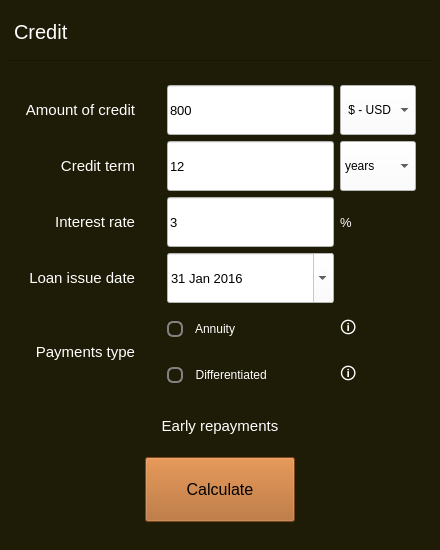
kossadda/C7_s21_SmartCalc, file src/s21_smartcalc/s21_credit.ui: the form before one commit.
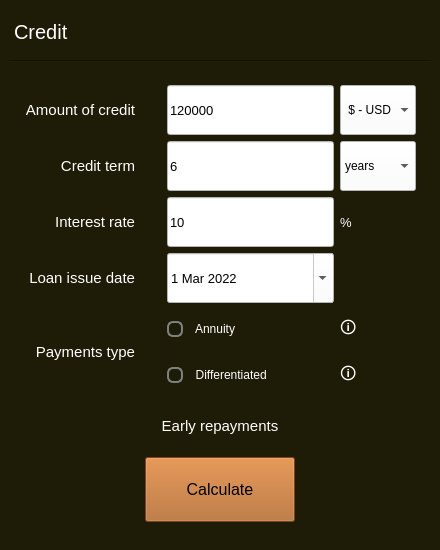
The form after the commit. Icons and pictures are not drawn.

```diff
--- a/src/s21_smartcalc/s21_credit.ui
+++ b/src/s21_smartcalc/s21_credit.ui
@@ -123,7 +123,7 @@
        </spacer>
       </item>
       <item row="3" column="3">
-       <widget class="QLabel" name="info_label_2">
+       <widget class="QLabel" name="percent_label">
         <property name="sizePolicy">
          <sizepolicy hsizetype="Fixed" vsizetype="Expanding">
           <horstretch>0</horstretch>
@@ -188,7 +188,7 @@
 background-color: rgb(255, 255, 255);</string>
         </property>
         <property name="text">
-         <string>3</string>
+         <string>10</string>
         </property>
         <property name="placeholderText">
          <string>Enter interest rate</string>
@@ -277,7 +277,7 @@
 background-color: rgb(255, 255, 255);</string>
         </property>
         <property name="text">
-         <string>12</string>
+         <string>6</string>
         </property>
         <property name="placeholderText">
          <string>Enter the loan term</string>
@@ -467,7 +467,7 @@
        </widget>
       </item>
       <item row="6" column="3">
-       <widget class="QLabel" name="info_label_4">
+       <widget class="QLabel" name="info_label_2">
         <property name="sizePolicy">
          <sizepolicy hsizetype="Fixed" vsizetype="Fixed">
           <horstretch>0</horstretch>
@@ -610,7 +610,7 @@
 background-color: rgb(255, 255, 255);</string>
         </property>
         <property name="text">
-         <string>800</string>
+         <string>120000</string>
         </property>
         <property name="placeholderText">
          <string>Enter loan amount</string>
@@ -648,7 +648,7 @@
         </property>
         <property name="maximumDateTime">
          <datetime>
-          <hour>14</hour>
+          <hour>4</hour>
           <minute>59</minute>
           <second>59</second>
           <year>9999</year>
@@ -661,9 +661,9 @@
         </property>
         <property name="date">
          <date>
-          <year>2016</year>
-          <month>1</month>
-          <day>31</day>
+          <year>2022</year>
+          <month>3</month>
+          <day>1</day>
          </date>
         </property>
        </widget>
```
Left out of the diff: 42 changed lines with no effect on the pictures.
